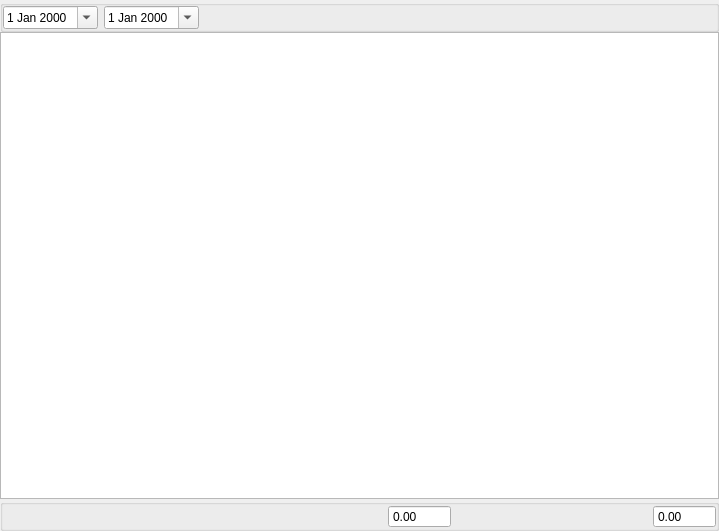
The window that widget/treewidget/treewidgetorder.ui (YtxCash/YTX) describes before a commit, drawn with Qt 5.
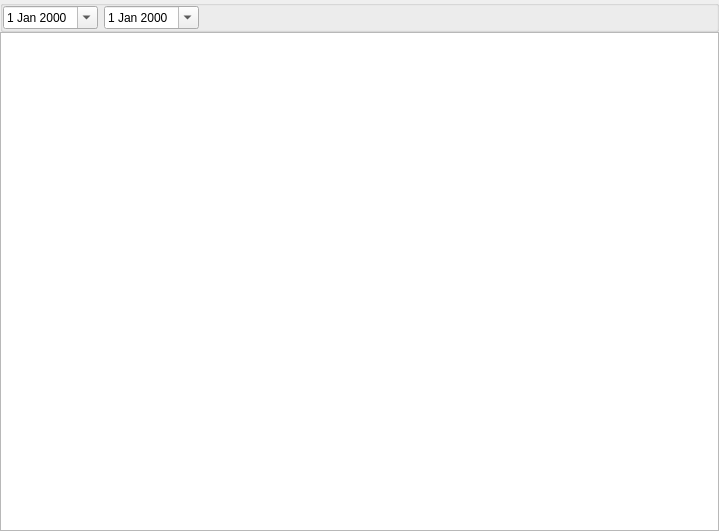
The same window after the commit.

The edit to the form file:
```diff
--- a/widget/treewidget/treewidgetorder.ui
+++ b/widget/treewidget/treewidgetorder.ui
@@ -29,6 +29,9 @@
    <property name="spacing">
     <number>0</number>
    </property>
+   <item row="1" column="0">
+    <widget class="QTreeView" name="treeViewOrder"/>
+   </item>
    <item row="0" column="0">
     <widget class="QGroupBox" name="groupBoxTreeWidget_2">
      <property name="title">
@@ -77,105 +80,6 @@
      </layout>
     </widget>
    </item>
-   <item row="1" column="0">
-    <widget class="QTreeView" name="view_"/>
-   </item>
-   <item row="2" column="0">
-    <widget class="QGroupBox" name="groupBoxTreeWidget">
-     <layout class="QHBoxLayout" name="horizontalLayout" stretch="5,1,1,2,1,1">
-      <property name="leftMargin">
-       <number>0</number>
-      </property>
-      <property name="topMargin">
-       <number>0</number>
-      </property>
-      <property name="rightMargin">
-       <number>0</number>
-      </property>
-      <property name="bottomMargin">
-       <number>0</number>
-      </property>
-      <item>
-       <spacer name="horizontalSpacer">
-        <property name="orientation">
-         <enum>Qt::Horizontal</enum>
-        </property>
-        <property name="sizeHint" stdset="0">
-         <size>
-          <width>37</width>
-          <height>17</height>
-         </size>
-        </property>
-       </spacer>
-      </item>
-      <item>
-       <widget class="QLabel" name="lable_static_">
-        <property name="text">
-         <string/>
-        </property>
-        <property name="alignment">
-         <set>Qt::AlignCenter</set>
-        </property>
-       </widget>
-      </item>
-      <item>
-       <widget class="QDoubleSpinBox" name="dspin_box_static_">
-        <property name="focusPolicy">
-         <enum>Qt::NoFocus</enum>
-        </property>
-        <property name="readOnly">
-         <bool>true</bool>
-        </property>
-        <property name="buttonSymbols">
-         <enum>QAbstractSpinBox::NoButtons</enum>
-        </property>
-        <property name="showGroupSeparator" stdset="0">
-         <bool>true</bool>
-        </property>
-       </widget>
-      </item>
-      <item>
-       <spacer name="horizontalSpacer_2">
-        <property name="orientation">
-         <enum>Qt::Horizontal</enum>
-        </property>
-        <property name="sizeHint" stdset="0">
-         <size>
-          <width>20</width>
-          <height>17</height>
-         </size>
-        </property>
-       </spacer>
-      </item>
-      <item>
-       <widget class="QLabel" name="label_dynamic_">
-        <property name="text">
-         <string/>
-        </property>
-        <property name="alignment">
-         <set>Qt::AlignCenter</set>
-        </property>
-       </widget>
-      </item>
-      <item>
-       <widget class="QDoubleSpinBox" name="dspin_box_dynamic_">
-        <property name="focusPolicy">
-         <enum>Qt::NoFocus</enum>
-        </property>
-        <property name="readOnly">
-         <bool>true</bool>
-        </property>
-        <property name="buttonSymbols">
-         <enum>QAbstractSpinBox::NoButtons</enum>
-        </property>
-        <property name="showGroupSeparator" stdset="0">
-         <bool>true</bool>
-        </property>
-       </widget>
-      </item>
-     </layout>
-    </widget>
-   </item>
   </layout>
  </widget>
  <resources/>
```
Left out of the diff: 2 changed lines with no effect on the pictures.
